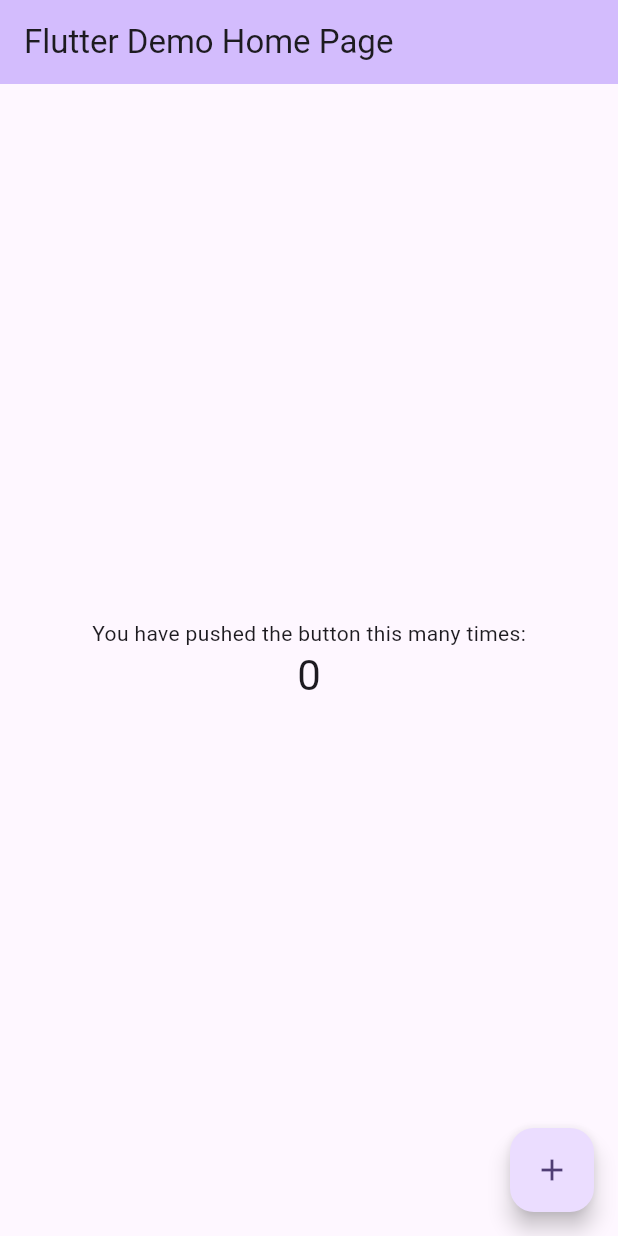
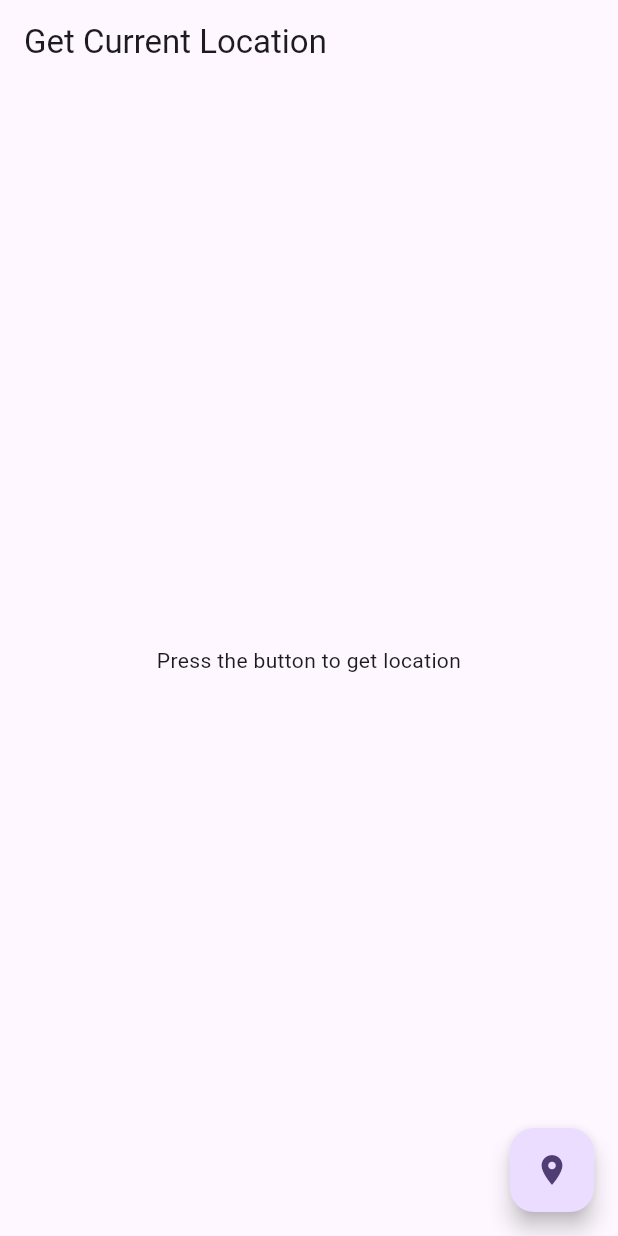
Before and after one commit to mranandrm/flutter_taxi_booking, a Flutter app: the screen it shows after launch, on a phone screen of 412 x 824 dp. Run offline on Flutter 3.47's test engine with Material 3 defaults, Android fonts, the phone set to English and light mode, and no system bars; our stand-ins replace geolocator.

Commit message:
Location screen and  location permission added

```diff
--- a/lib/main.dart
+++ b/lib/main.dart
@@ -1,4 +1,5 @@
 import 'package:flutter/material.dart';
+import 'package:flutter_taxi_booking/screen/LocationScreen.dart';
 
 void main() {
   runApp(const MyApp());
@@ -11,112 +12,13 @@ class MyApp extends StatelessWidget {
   @override
   Widget build(BuildContext context) {
     return MaterialApp(
+      debugShowCheckedModeBanner: false,
       title: 'Flutter Demo',
       theme: ThemeData(
-        // This is the theme of your application.
-        //
-        // TRY THIS: Try running your application with "flutter run". You'll see
-        // the application has a purple toolbar. Then, without quitting the app,
-        // try changing the seedColor in the colorScheme below to Colors.green
-        // and then invoke "hot reload" (save your changes or press the "hot
-        // reload" button in a Flutter-supported IDE, or press "r" if you used
-        // the command line to start the app).
-        //
-        // Notice that the counter didn't reset back to zero; the application
-        // state is not lost during the reload. To reset the state, use hot
-        // restart instead.
-        //
-        // This works for code too, not just values: Most code changes can be
-        // tested with just a hot reload.
+
         colorScheme: ColorScheme.fromSeed(seedColor: Colors.deepPurple),
       ),
-      home: const MyHomePage(title: 'Flutter Demo Home Page'),
+      home: LocationScreen()
     );
   }
 }
-
-class MyHomePage extends StatefulWidget {
-  const MyHomePage({super.key, required this.title});
-
-  // This widget is the home page of your application. It is stateful, meaning
-  // that it has a State object (defined below) that contains fields that affect
-  // how it looks.
-
-  // This class is the configuration for the state. It holds the values (in this
-  // case the title) provided by the parent (in this case the App widget) and
-  // used by the build method of the State. Fields in a Widget subclass are
-  // always marked "final".
-
-  final String title;
-
-  @override
-  State<MyHomePage> createState() => _MyHomePageState();
-}
-
-class _MyHomePageState extends State<MyHomePage> {
-  int _counter = 0;
-
-  void _incrementCounter() {
-    setState(() {
-      // This call to setState tells the Flutter framework that something has
-      // changed in this State, which causes it to rerun the build method below
-      // so that the display can reflect the updated values. If we changed
-      // _counter without calling setState(), then the build method would not be
-      // called again, and so nothing would appear to happen.
-      _counter++;
-    });
-  }
-
-  @override
-  Widget build(BuildContext context) {
-    // This method is rerun every time setState is called, for instance as done
-    // by the _incrementCounter method above.
-    //
-    // The Flutter framework has been optimized to make rerunning build methods
-    // fast, so that you can just rebuild anything that needs updating rather
-    // than having to individually change instances of widgets.
-    return Scaffold(
-      appBar: AppBar(
-        // TRY THIS: Try changing the color here to a specific color (to
-        // Colors.amber, perhaps?) and trigger a hot reload to see the AppBar
-        // change color while the other colors stay the same.
-        backgroundColor: Theme.of(context).colorScheme.inversePrimary,
-        // Here we take the value from the MyHomePage object that was created by
-        // the App.build method, and use it to set our appbar title.
-        title: Text(widget.title),
-      ),
-      body: Center(
-        // Center is a layout widget. It takes a single child and positions it
-        // in the middle of the parent.
-        child: Column(
-          // Column is also a layout widget. It takes a list of children and
-          // arranges them vertically. By default, it sizes itself to fit its
-          // children horizontally, and tries to be as tall as its parent.
-          //
-          // Column has various properties to control how it sizes itself and
-          // how it positions its children. Here we use mainAxisAlignment to
-          // center the children vertically; the main axis here is the vertical
-          // axis because Columns are vertical (the cross axis would be
-          // horizontal).
-          //
-          // TRY THIS: Invoke "debug painting" (choose the "Toggle Debug Paint"
-          // action in the IDE, or press "p" in the console), to see the
-          // wireframe for each widget.
-          mainAxisAlignment: MainAxisAlignment.center,
-          children: <Widget>[
-            const Text('You have pushed the button this many times:'),
-            Text(
-              '$_counter',
-              style: Theme.of(context).textTheme.headlineMedium,
-            ),
-          ],
-        ),
-      ),
-      floatingActionButton: FloatingActionButton(
-        onPressed: _incrementCounter,
-        tooltip: 'Increment',
-        child: const Icon(Icons.add),
-      ), // This trailing comma makes auto-formatting nicer for build methods.
-    );
-  }
-}
--- /dev/null
+++ b/lib/screen/LocationScreen.dart
@@ -0,0 +1,64 @@
+import 'package:flutter/material.dart';
+import 'package:geolocator/geolocator.dart';
+
+class LocationScreen extends StatefulWidget {
+  @override
+  _LocationScreenState createState() => _LocationScreenState();
+}
+
+class _LocationScreenState extends State<LocationScreen> {
+  String _location = "Press the button to get location";
+
+  Future<void> _getCurrentLocation() async {
+    bool serviceEnabled;
+    LocationPermission permission;
+
+    // Check if location services are enabled
+    serviceEnabled = await Geolocator.isLocationServiceEnabled();
+    if (!serviceEnabled) {
+      setState(() {
+        _location = "Location services are disabled.";
+      });
+      return;
+    }
+
+    // Check location permission
+    permission = await Geolocator.checkPermission();
+    if (permission == LocationPermission.denied) {
+      permission = await Geolocator.requestPermission();
+      if (permission == LocationPermission.denied) {
+        setState(() {
+          _location = "Location permissions are denied.";
+        });
+        return;
+      }
+    }
+
+    if (permission == LocationPermission.deniedForever) {
+      setState(() {
+        _location = "Location permissions are permanently denied.";
+      });
+      return;
+    }
+
+    // Get the current position
+    Position position = await Geolocator.getCurrentPosition(
+        desiredAccuracy: LocationAccuracy.high);
+
+    setState(() {
+      _location = "Latitude: ${position.latitude}, Longitude: ${position.longitude}";
+    });
+  }
+
+  @override
+  Widget build(BuildContext context) {
+    return Scaffold(
+      appBar: AppBar(title: Text("Get Current Location")),
+      body: Center(child: Text(_location, textAlign: TextAlign.center)),
+      floatingActionButton: FloatingActionButton(
+        onPressed: _getCurrentLocation,
+        child: Icon(Icons.location_on),
+      ),
+    );
+  }
+}
```
Also changed, not shown: 1 other file.
